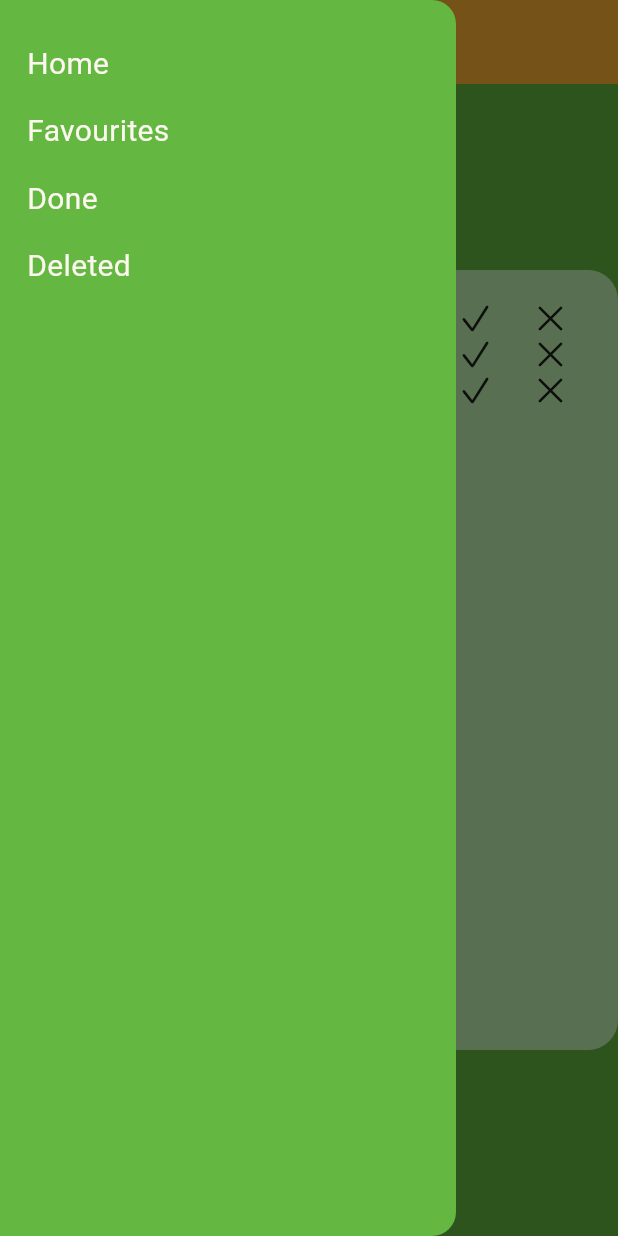
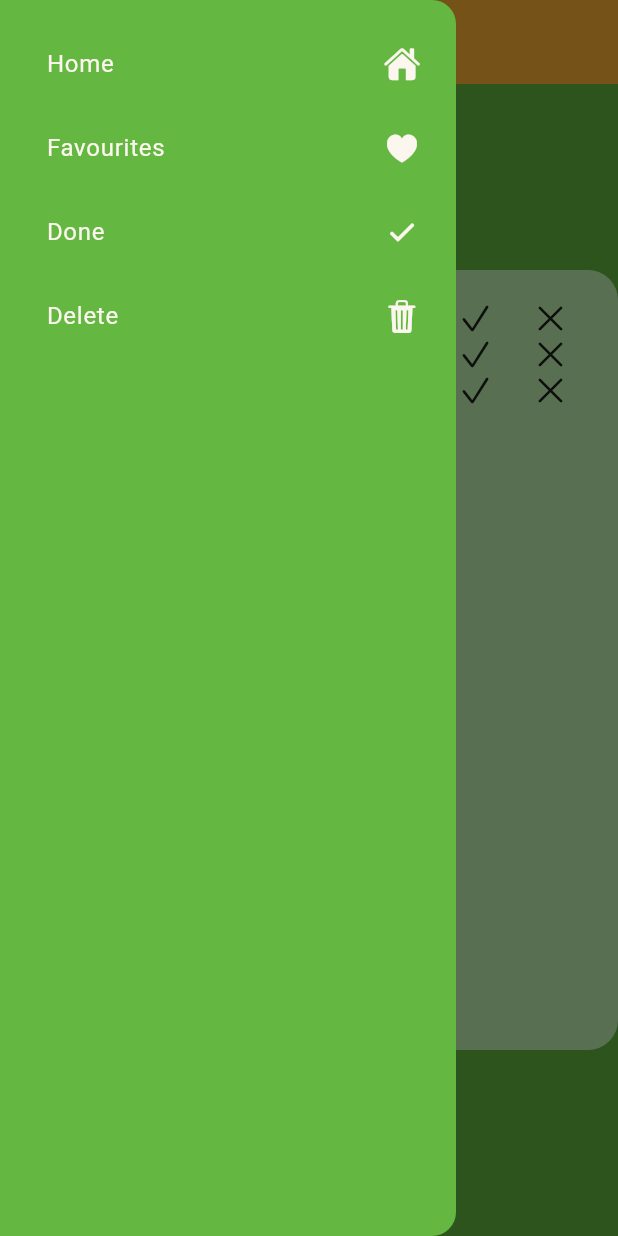
Before and after one commit to Rayan-Ali1083/FlutterPractice, a Flutter app: the screen it shows after launch, with the side drawer open, on a phone screen of 412 x 824 dp. Run offline on Flutter 3.47's test engine with Material 3 defaults, Android fonts, the phone set to English and light mode, and no system bars; missing offline and left inert: dart:html.

Commit message:
sidebar set - refactoring using ListView

```diff
--- a/tobe_deleted/lib/main.dart
+++ b/tobe_deleted/lib/main.dart
@@ -17,61 +17,52 @@ class MyApp extends StatelessWidget {
       debugShowCheckedModeBanner: false,
       home: Scaffold(
         drawer: Drawer(
-            backgroundColor: Color.fromARGB(255, 100, 183, 65),
-            child: Container(
-              padding: EdgeInsets.only(left: 10, top: 20),
-              child: const Column(
-                crossAxisAlignment: CrossAxisAlignment.start,
-                children: [
-                  Padding(
-                    padding: EdgeInsets.all(8.0),
-                    child: Text(
-                      'Home',
-                      style: TextStyle(
-                        color: Color.fromARGB(255, 251, 246, 238),
-                        fontSize: 20,
-                      ),
-                    ),
+          backgroundColor: const Color.fromARGB(255, 100, 183, 65),
+          child: Container(
+            padding: const EdgeInsets.only(
+              top: 15,
+              left: 15,
+            ),
+            child: ListView(
+              children: const [
+                ListTile(
+                  textColor: Color.fromARGB(255, 251, 246, 238),
+                  title: Text('Home'),
+                  trailing: Icon(
+                    CupertinoIcons.house_fill,
+                    color: Color.fromARGB(255, 251, 246, 238),
                   ),
-                  Padding(
-                    padding: EdgeInsets.all(8.0),
-                    child: Text(
-                      'Favourites',
-                      style: TextStyle(
-                        color: Color.fromARGB(255, 251, 246, 238),
-                        fontSize: 20,
-                      ),
-                    ),
+                ),
+                ListTile(
+                  textColor: Color.fromARGB(255, 251, 246, 238),
+                  title: Text('Favourites'),
+                  trailing: Icon(
+                    CupertinoIcons.heart_fill,
+                    color: Color.fromARGB(255, 251, 246, 238),
                   ),
-                  Padding(
-                    padding: EdgeInsets.all(8.0),
-                    child: Text(
-                      'Done',
-                      style: TextStyle(
-                        color: Color.fromARGB(255, 251, 246, 238),
-                        fontSize: 20,
-                      ),
-                    ),
-                  ),
-                  Padding(
-                    padding: EdgeInsets.all(8.0),
-                    child: Text(
-                      'Deleted',
-                      style: TextStyle(
-                        color: Color.fromARGB(255, 251, 246, 238),
-                        fontSize: 20,
-                      ),
-                    ),
-                  )
-                ],
-              ),
-            )),
+                ),
+                ListTile(
+                    textColor: Color.fromARGB(255, 251, 246, 238),
+                    title: Text('Done'),
+                    trailing: Icon(CupertinoIcons.checkmark_alt,
+                        color: Color.fromARGB(255, 251, 246, 238))),
+                ListTile(
+                    textColor: Color.fromARGB(255, 251, 246, 238),
+                    title: Text('Delete'),
+                    trailing: Icon(
+                      CupertinoIcons.trash_fill,
+                      color: Color.fromARGB(255, 251, 246, 238),
+                    )),
+              ],
+            ),
+          ),
+        ),
         appBar: AppBar(
           title: const Text('Flutter Practice',
               style: TextStyle(color: Colors.white)),
-          backgroundColor: Color.fromARGB(255, 255, 181, 52),
+          backgroundColor: const Color.fromARGB(255, 255, 181, 52),
         ),
-        body: FullBody(),
+        body: const FullBody(),
       ),
     );
   }
@@ -96,7 +87,7 @@ class FullBody extends StatelessWidget {
             color: Color.fromARGB(255, 192, 242, 176),
             borderRadius: BorderRadius.all(Radius.circular(20)),
           ),
-          child: TextList(),
+          child: const TextList(),
         ),
       ),
     );
```
